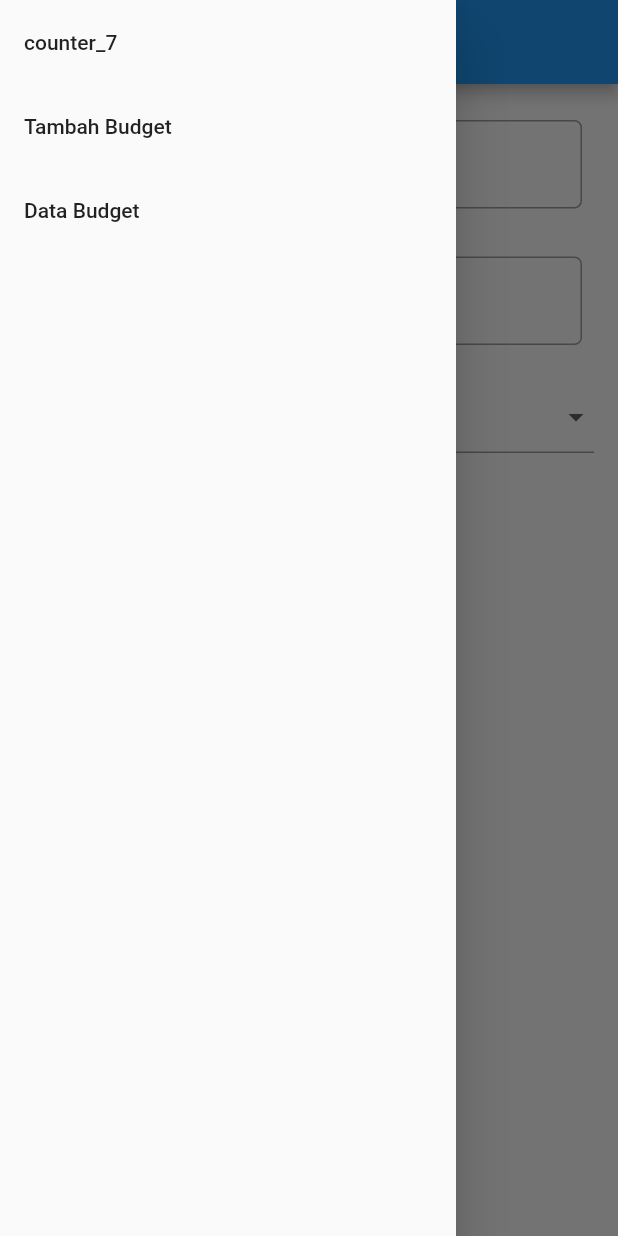
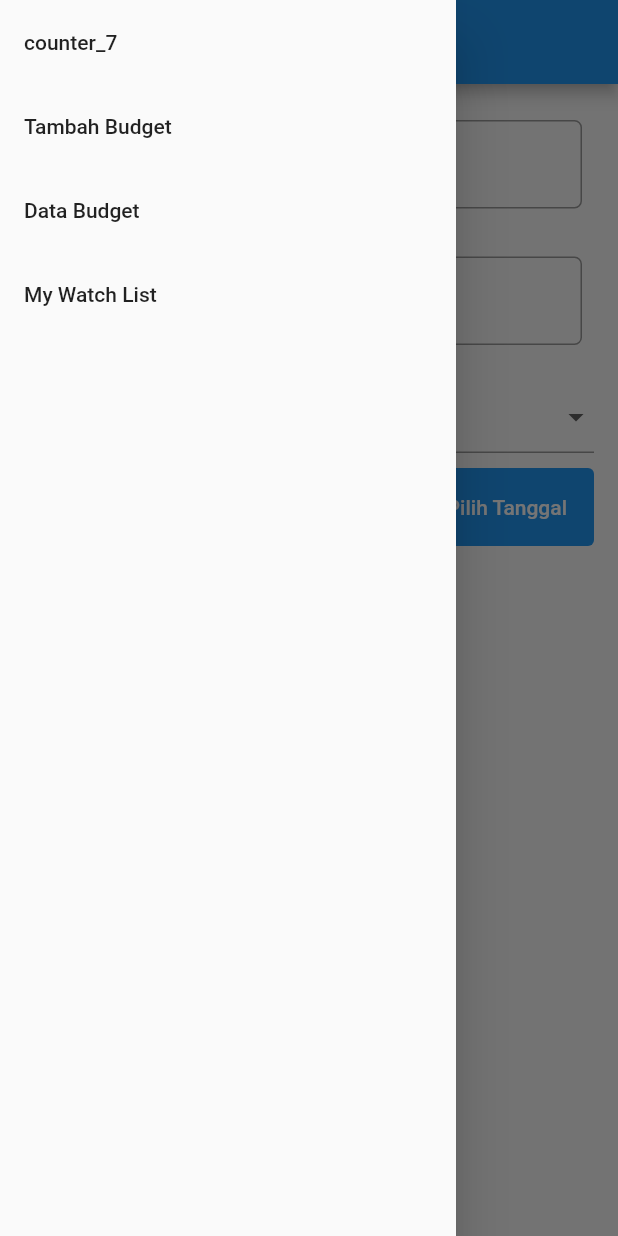
Before and after one commit to joshuanadeak/pbp-flutter-lab, a Flutter app: the FormBudget screen opened directly, with the side drawer open, on a phone screen of 412 x 824 dp. Run offline on Flutter 3.47's test engine with Material 2 defaults, Android fonts, the phone set to English and light mode, and no system bars.

```diff
--- a/lib/main.dart
+++ b/lib/main.dart
@@ -1,6 +1,6 @@
 import 'package:flutter/material.dart';
-import 'package:counter_7/drawer.dart';
-import 'package:counter_7/model.dart';
+import 'package:counter_7/page/drawer.dart';
+import 'package:counter_7/model/model.dart';
 import 'package:provider/provider.dart';
 
 void main() {
--- a/lib/model.dart
+++ b/lib/model/model.dart
@@ -4,11 +4,12 @@ import 'package:flutter/material.dart';
 import 'dart:collection';
 
 class Budget {
-  const Budget(this.title, this.nominal, this.type);
+  const Budget(this.title, this.nominal, this.type, this.date);
 
   final String title;
   final String type;
   final int nominal;
+  final DateTime date;
 }
 
 class BudgetModel extends ChangeNotifier {
--- a/lib/drawer.dart
+++ b/lib/page/drawer.dart
@@ -1,9 +1,10 @@
 // Credits For Ideas: Rendy
 
 import 'package:flutter/material.dart';
-import 'package:counter_7/form.dart';
-import 'package:counter_7/list.dart';
+import 'package:counter_7/page/form.dart';
+import 'package:counter_7/page/list.dart';
 import 'package:counter_7/main.dart';
+import 'package:counter_7/page/mywatchlistpage.dart';
 
 class LabDrawer extends StatefulWidget {
   const LabDrawer({super.key});
@@ -44,6 +45,15 @@ class _LabDrawerState extends State<LabDrawer> {
               );
             },
           ),
+          ListTile(
+            title: const Text('My Watch List'),
+            onTap: () {
+                Navigator.pushReplacement(
+                context,
+                MaterialPageRoute(builder: (context) => const MyWatchlistPage()),
+              );
+            },
+          ),
         ]
       )
     );
--- a/lib/form.dart
+++ b/lib/page/form.dart
@@ -1,8 +1,8 @@
 // Credits For Ideas: Rendy
 
 import 'package:flutter/material.dart';
-import 'package:counter_7/model.dart';
-import 'package:counter_7/drawer.dart';
+import 'package:counter_7/model/model.dart';
+import 'package:counter_7/page/drawer.dart';
 import 'package:provider/provider.dart';
 
 class FormBudget extends StatefulWidget {
@@ -21,14 +21,16 @@ class _FormBudgetState extends State<FormBudget> {
     "Pengeluaran",
     "Pemasukan"
   ];
-  DateTime date = DateTime.now();
+  DateTime? date;
 
   void submitForm(BuildContext context) {
-    if(!_formKey.currentState!.validate()) {
+    if(!_formKey.currentState!.validate() || date == null) {
+      ScaffoldMessenger.of(context).showSnackBar(
+          const SnackBar(content: Text("Fill In The Data!")));
       return;
     }
 
-    final newBudget = Budget(title, nominal, type!);
+    final newBudget = Budget(title, nominal, type!, date!);
     Provider.of<BudgetModel>(context, listen: false).add(newBudget);
 
     const snackBar = SnackBar(
@@ -129,6 +131,34 @@ class _FormBudgetState extends State<FormBudget> {
                   return null;
                 },
               ),
+              const SizedBox(height: 10),
+              Row(
+                children: [
+                  Text(date != null
+                      ? "${date!.day}-${date!.month}-${date!.year}"
+                      : "Date Hasn't Been Added"),
+                      const Spacer(),
+                      TextButton(
+                        onPressed: () => showDatePicker(
+                                context: context,
+                                initialDate: DateTime.now(),
+                                firstDate: DateTime(2022),
+                                lastDate: DateTime(2030))
+                            .then((value) => setState(() {
+                                  date = value;
+                                })),
+                        style: ButtonStyle(
+                            backgroundColor:
+                                MaterialStateProperty.all<Color>(Colors.blue),
+                            foregroundColor:
+                                MaterialStateProperty.all(Colors.white)),
+                        child: const Padding(
+                          padding: EdgeInsets.all(10),
+                          child: Text("Pilih Tanggal"),
+                        ),
+                      )
+                ],
+              ),
               const Spacer(), // Beri jarak dengan Button
               TextButton(
                 onPressed: () => submitForm(context),
--- a/lib/list.dart
+++ b/lib/page/list.dart
@@ -1,8 +1,8 @@
 // Credits For Ideas: Rendy
 
 import 'package:flutter/material.dart';
-import 'package:counter_7/model.dart';
-import 'package:counter_7/drawer.dart';
+import 'package:counter_7/model/model.dart';
+import 'package:counter_7/page/drawer.dart';
 import 'package:provider/provider.dart';
 
 class ListBudget extends StatefulWidget {
--- a/pubspec.yaml
+++ b/pubspec.yaml
@@ -37,6 +37,8 @@ dependencies:
   # Use with the CupertinoIcons class for iOS style icons.
   cupertino_icons: ^1.0.2
   provider: ^6.0.4
+  intl: ^0.17.0
+  http: ^0.13.5
 
 dev_dependencies:
   flutter_test:
```
Also changed, not shown: lib/data/data.dart (added, +27 -0 lines), lib/model/mywatchlistmodel.dart (added, +57 -0 lines), lib/page/mywatchlistdetails.dart (added, +109 -0 lines), lib/page/mywatchlistpage.dart (added, +82 -0 lines), pubspec.lock, 1 other file.
